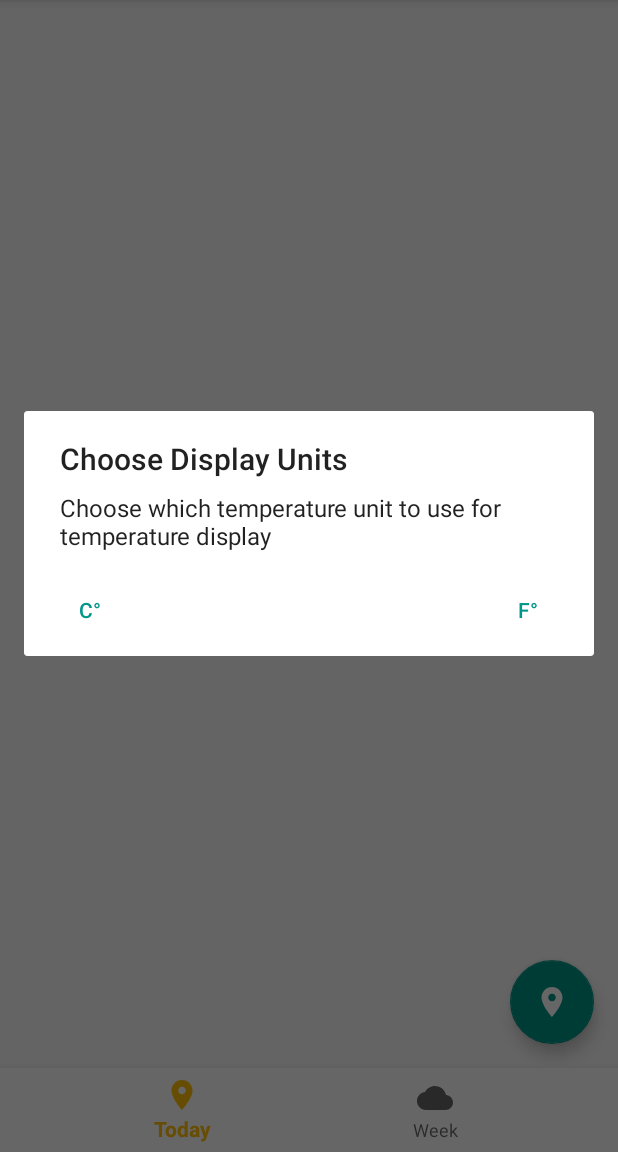
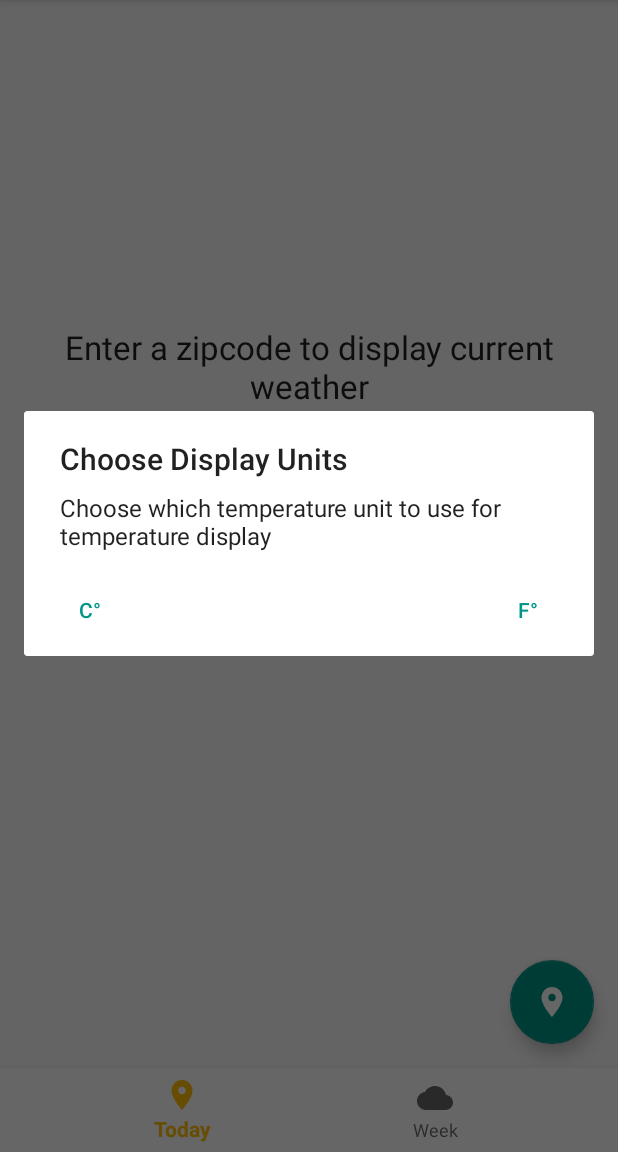
Before and after one commit to n8ebel/AD340, an Android app: the screen it shows after launch (MainActivity), in the options menu, after a tap on "Display Units", on a phone screen of 412 x 824 dp, the part 84-1236 px from its top. Run offline under Robolectric (Android 15) with nearby library versions, the phone set to English and light mode, and no system bars; our stand-ins replace navigation-ui.

Commit message:
Add empty message and progress bar to CurrentForecastFragment

```diff
--- a/app/src/main/java/com/goobar/io/ad340/forecast/CurrentForecastFragment.kt
+++ b/app/src/main/java/com/goobar/io/ad340/forecast/CurrentForecastFragment.kt
@@ -5,6 +5,7 @@ import androidx.fragment.app.Fragment
 import android.view.LayoutInflater
 import android.view.View
 import android.view.ViewGroup
+import android.widget.ProgressBar
 import android.widget.TextView
 import androidx.lifecycle.Observer
 import androidx.navigation.fragment.findNavController
@@ -29,11 +30,18 @@ class CurrentForecastFragment : Fragment() {
         val view = inflater.inflate(R.layout.fragment_current_forecast, container, false)
         val locationName = view.findViewById<TextView>(R.id.locationName)
         val tempText = view.findViewById<TextView>(R.id.tempText)
+        val emptyMsg = view.findViewById<TextView>(R.id.emptyMessage)
+        val progressBar = view.findViewById<ProgressBar>(R.id.progressBar)
 
         tempDisplaySettingManager = TempDisplaySettingManager(requireContext())
 
         // Create the observer which updates the UI in response to forecast updates
         val currentWeatherObserver = Observer<CurrentWeather> { weather ->
+            emptyMsg.visibility = View.GONE
+            progressBar.visibility = View.GONE
+            locationName.visibility = View.VISIBLE
+            tempText.visibility = View.VISIBLE
+
             locationName.text = weather.name
             tempText.text = formatTempForDisplay(weather.forecast.temp, tempDisplaySettingManager.getTempDisplaySetting())
         }
@@ -47,7 +55,10 @@ class CurrentForecastFragment : Fragment() {
         locationRepository = LocationRepository(requireContext())
         val savedLocationObserver = Observer<Location> { savedLocation ->
             when (savedLocation) {
-                is Location.Zipcode -> forecastRepository.loadCurrentForecast(savedLocation.zipcode)
+                is Location.Zipcode -> {
+                    progressBar.visibility = View.VISIBLE
+                    forecastRepository.loadCurrentForecast(savedLocation.zipcode)
+                }
             }
         }
         locationRepository.savedLocation.observe(viewLifecycleOwner, savedLocationObserver)
--- a/app/src/main/res/layout/fragment_current_forecast.xml
+++ b/app/src/main/res/layout/fragment_current_forecast.xml
@@ -1,6 +1,5 @@
 <?xml version="1.0" encoding="utf-8"?>
-<androidx.constraintlayout.widget.ConstraintLayout
-    xmlns:android="http://schemas.android.com/apk/res/android"
+<androidx.constraintlayout.widget.ConstraintLayout xmlns:android="http://schemas.android.com/apk/res/android"
     xmlns:app="http://schemas.android.com/apk/res-auto"
     xmlns:tools="http://schemas.android.com/tools"
     android:layout_width="match_parent"
@@ -14,22 +13,26 @@
         android:layout_marginStart="16dp"
         android:layout_marginTop="16dp"
         android:textAppearance="@style/TextAppearance.AppCompat.Display2"
+        android:visibility="gone"
         app:layout_constraintEnd_toEndOf="parent"
         app:layout_constraintHorizontal_bias="0.0"
         app:layout_constraintStart_toStartOf="parent"
         app:layout_constraintTop_toTopOf="parent"
-        tools:text="Seattle" />
+        tools:text="Seattle"
+        tools:visibility="visible" />
 
     <TextView
         android:id="@+id/tempText"
         android:layout_width="wrap_content"
         android:layout_height="wrap_content"
         android:textAppearance="@style/TextAppearance.AppCompat.Large"
+        android:visibility="gone"
         app:layout_constraintEnd_toEndOf="parent"
         app:layout_constraintHorizontal_bias="0.0"
         app:layout_constraintStart_toStartOf="@+id/locationName"
         app:layout_constraintTop_toBottomOf="@+id/locationName"
-        tools:text="64.5°" />
+        tools:text="64.5°"
+        tools:visibility="visible" />
 
     <com.google.android.material.floatingactionbutton.FloatingActionButton
         android:id="@+id/locationEntryButton"
@@ -37,10 +40,37 @@
         android:layout_height="wrap_content"
         android:layout_marginEnd="16dp"
         android:layout_marginBottom="16dp"
-        android:tint="@android:color/white"
         android:clickable="true"
         android:src="@drawable/ic_location_on_black_24dp"
+        android:tint="@android:color/white"
         app:layout_constraintBottom_toBottomOf="parent"
         app:layout_constraintEnd_toEndOf="parent" />
 
+    <TextView
+        android:id="@+id/emptyMessage"
+        android:layout_width="0dp"
+        android:layout_height="wrap_content"
+        android:layout_marginStart="32dp"
+        android:layout_marginEnd="32dp"
+        android:text="Enter a zipcode to display current weather"
+        android:textAlignment="center"
+        android:textAppearance="@style/TextAppearance.AppCompat.Large"
+        android:visibility="visible"
+        app:layout_constraintBottom_toBottomOf="parent"
+        app:layout_constraintEnd_toEndOf="parent"
+        app:layout_constraintStart_toStartOf="parent"
+        app:layout_constraintTop_toTopOf="parent"
+        app:layout_constraintVertical_bias="0.32999998" />
+
+    <ProgressBar
+        android:id="@+id/progressBar"
+        style="?android:attr/progressBarStyle"
+        android:layout_width="wrap_content"
+        android:layout_height="wrap_content"
+        android:visibility="gone"
+        app:layout_constraintEnd_toEndOf="@+id/emptyMessage"
+        app:layout_constraintStart_toStartOf="@+id/emptyMessage"
+        app:layout_constraintTop_toBottomOf="@+id/emptyMessage"
+        tools:visibility="visible" />
+
 </androidx.constraintlayout.widget.ConstraintLayout>
```
